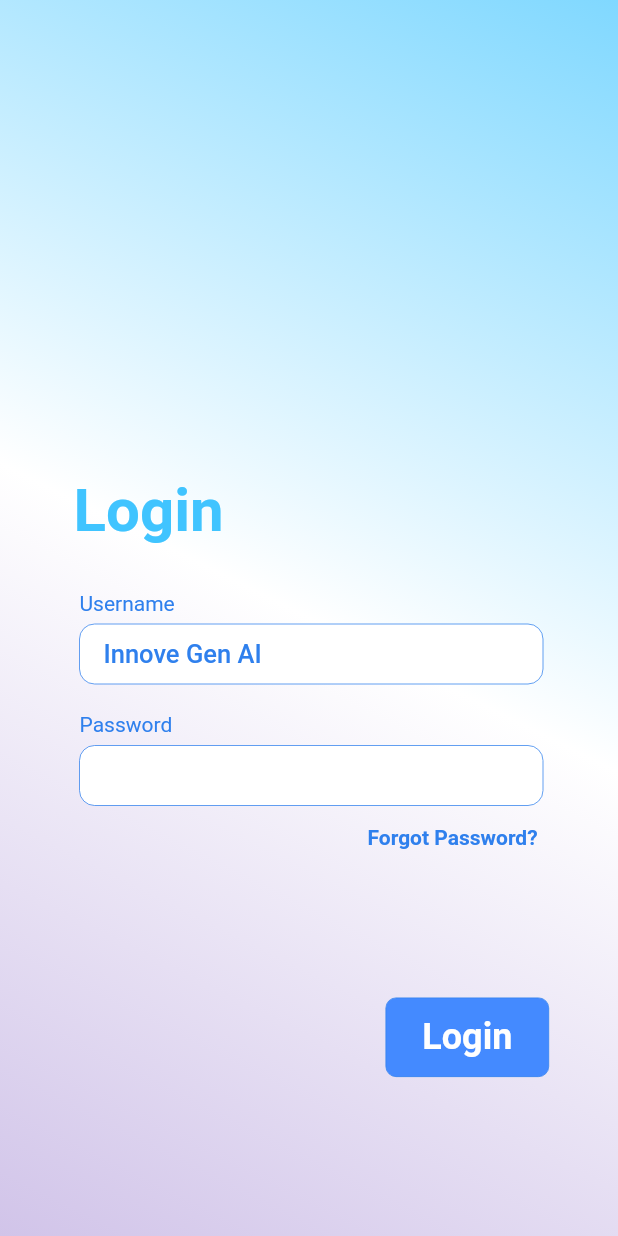
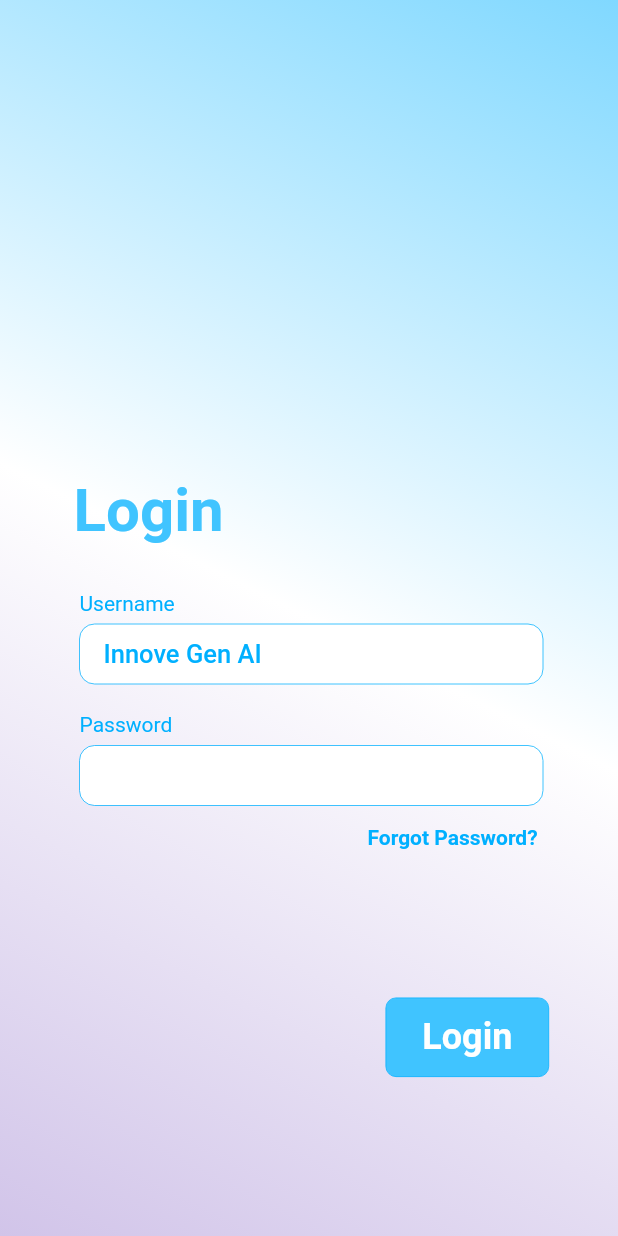
Before and after one commit to Innove-Gen-AI/innove_gen_ai_frontend, a Flutter app: the screen it shows after launch, on a phone screen of 412 x 824 dp. Run offline on Flutter 3.47's test engine with Material 2 defaults, Android fonts, the phone set to English and light mode, and no system bars; missing offline and left inert: easy_autocomplete; network calls fail; Roboto replaces fonts that are missing (Nunito).

Commit message:
[innove-fe-5] Login color tweaks

```diff
--- a/lib/views/login_view.dart
+++ b/lib/views/login_view.dart
@@ -71,10 +71,10 @@ class _LoginState extends State<Login> with DecorationUtil {
                                 padding: const EdgeInsets.symmetric(
                                     vertical: 12, horizontal: 24),
                                 decoration: ShapeDecoration(
-                                  color: Color(Colors.blueAccent.shade200.value),
+                                  color: Color(Colors.lightBlueAccent.shade200.value),
                                   shape: RoundedRectangleBorder(
                                     side: const BorderSide(
-                                        width: 0.50, color: Color(0xFF2F80ED)),
+                                        width: 0.50, color: Color(0xFF00B0FF)),
                                     borderRadius: BorderRadius.circular(7),
                                   ),
                                 ),
@@ -116,7 +116,7 @@ class _LoginState extends State<Login> with DecorationUtil {
                             child: Text(
                               'Forgot Password?',
                               style: TextStyle(
-                                color: Color(0xFF2F80ED),
+                                color: Colors.lightBlueAccent.shade400,
                                 fontSize: 14,
                                 fontFamily: 'Nunito',
                                 fontWeight: FontWeight.w700,
@@ -134,7 +134,7 @@ class _LoginState extends State<Login> with DecorationUtil {
                             child: Text(
                               'Username',
                               style: TextStyle(
-                                color: Color(0xFF2F80ED),
+                                color: Colors.lightBlueAccent.shade400,
                                 fontSize: 14,
                                 fontFamily: 'Nunito',
                                 fontWeight: FontWeight.w400,
@@ -152,7 +152,7 @@ class _LoginState extends State<Login> with DecorationUtil {
                             child: Text(
                               'Password',
                               style: TextStyle(
-                                color: Color(0xFF2F80ED),
+                                color: Colors.lightBlueAccent.shade400,
                                 fontSize: 14,
                                 fontFamily: 'Nunito',
                                 fontWeight: FontWeight.w400,
@@ -173,7 +173,7 @@ class _LoginState extends State<Login> with DecorationUtil {
                                 side: BorderSide(
                                   width: 0.50,
                                   strokeAlign: BorderSide.strokeAlignCenter,
-                                  color: Color(0xFF2F80ED),
+                                  color: Colors.lightBlueAccent.shade400,
                                 ),
                                 borderRadius: BorderRadius.circular(10),
                               ),
@@ -190,7 +190,7 @@ class _LoginState extends State<Login> with DecorationUtil {
                             child: Text(
                               'Innove Gen AI',
                               style: TextStyle(
-                                color: Color(0xFF2F80ED),
+                                color: Colors.lightBlueAccent.shade400,
                                 fontSize: 17,
                                 fontWeight: FontWeight.w500,
                               ),
@@ -210,7 +210,7 @@ class _LoginState extends State<Login> with DecorationUtil {
                                 side: BorderSide(
                                   width: 0.50,
                                   strokeAlign: BorderSide.strokeAlignCenter,
-                                  color: Color(0xFF2F80ED),
+                                  color: Colors.lightBlueAccent.shade400,
                                 ),
                                 borderRadius: BorderRadius.circular(10),
                               ),
@@ -230,7 +230,7 @@ class _LoginState extends State<Login> with DecorationUtil {
                                 border: InputBorder.none,
                               ),
                               style: const TextStyle(
-                                color: Colors.blueAccent,
+                                color: Colors.lightBlueAccent,
                               ),
                               controller: _controller,
                             ),
```
